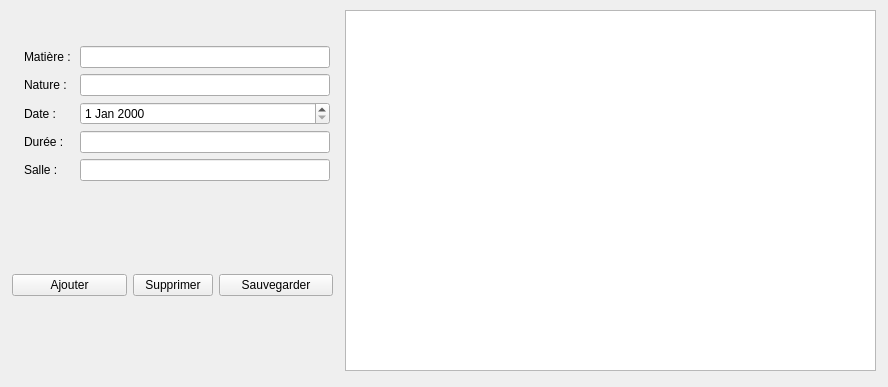
This is widget.ui in maxkzime/IHM_TP4-5_EX1_FORM-EDT-IHM-BD as Qt 5 draws it before an edit. The edited form follows.
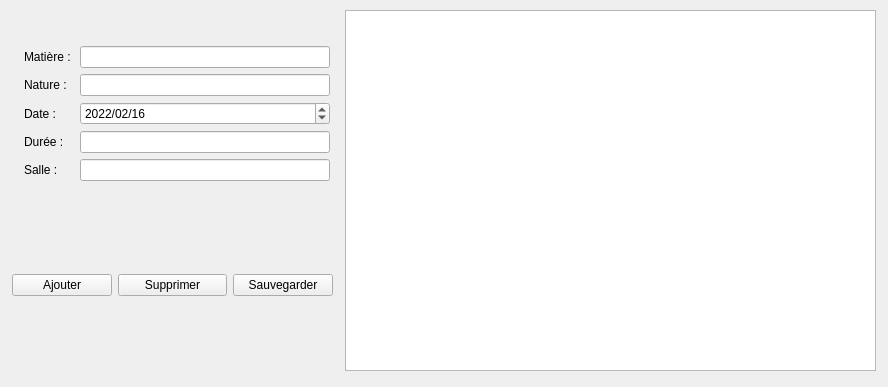
This is the edited form.

Diff of the .ui file:
```diff
--- a/widget.ui
+++ b/widget.ui
@@ -78,6 +78,42 @@
         <height>16777215</height>
        </size>
       </property>
+      <property name="dateTime">
+       <datetime>
+        <hour>0</hour>
+        <minute>0</minute>
+        <second>0</second>
+        <year>2022</year>
+        <month>2</month>
+        <day>16</day>
+       </datetime>
+      </property>
+      <property name="maximumDateTime">
+       <datetime>
+        <hour>23</hour>
+        <minute>59</minute>
+        <second>59</second>
+        <year>2030</year>
+        <month>12</month>
+        <day>31</day>
+       </datetime>
+      </property>
+      <property name="minimumDateTime">
+       <datetime>
+        <hour>0</hour>
+        <minute>0</minute>
+        <second>0</second>
+        <year>2010</year>
+        <month>9</month>
+        <day>14</day>
+       </datetime>
+      </property>
+      <property name="currentSection">
+       <enum>QDateTimeEdit::DaySection</enum>
+      </property>
+      <property name="displayFormat">
+       <string>yyyy/MM/dd</string>
+      </property>
      </widget>
     </item>
     <item row="3" column="0">
@@ -137,6 +173,12 @@
     </property>
     <item>
      <widget class="QPushButton" name="addButton">
+      <property name="maximumSize">
+       <size>
+        <width>100</width>
+        <height>16777215</height>
+       </size>
+      </property>
       <property name="text">
        <string>Ajouter</string>
       </property>
@@ -157,6 +199,12 @@
     </item>
     <item>
      <widget class="QPushButton" name="submitButton">
+      <property name="maximumSize">
+       <size>
+        <width>100</width>
+        <height>16777215</height>
+       </size>
+      </property>
       <property name="text">
        <string>Sauvegarder</string>
       </property>
```
